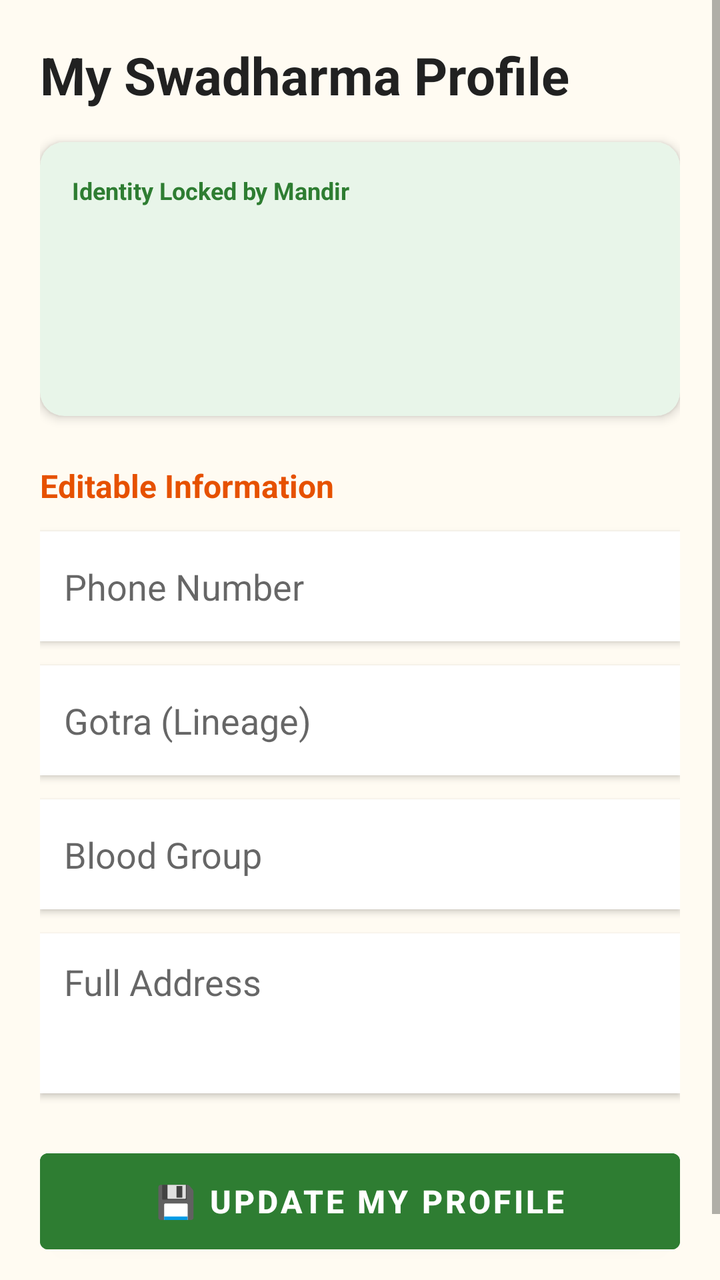
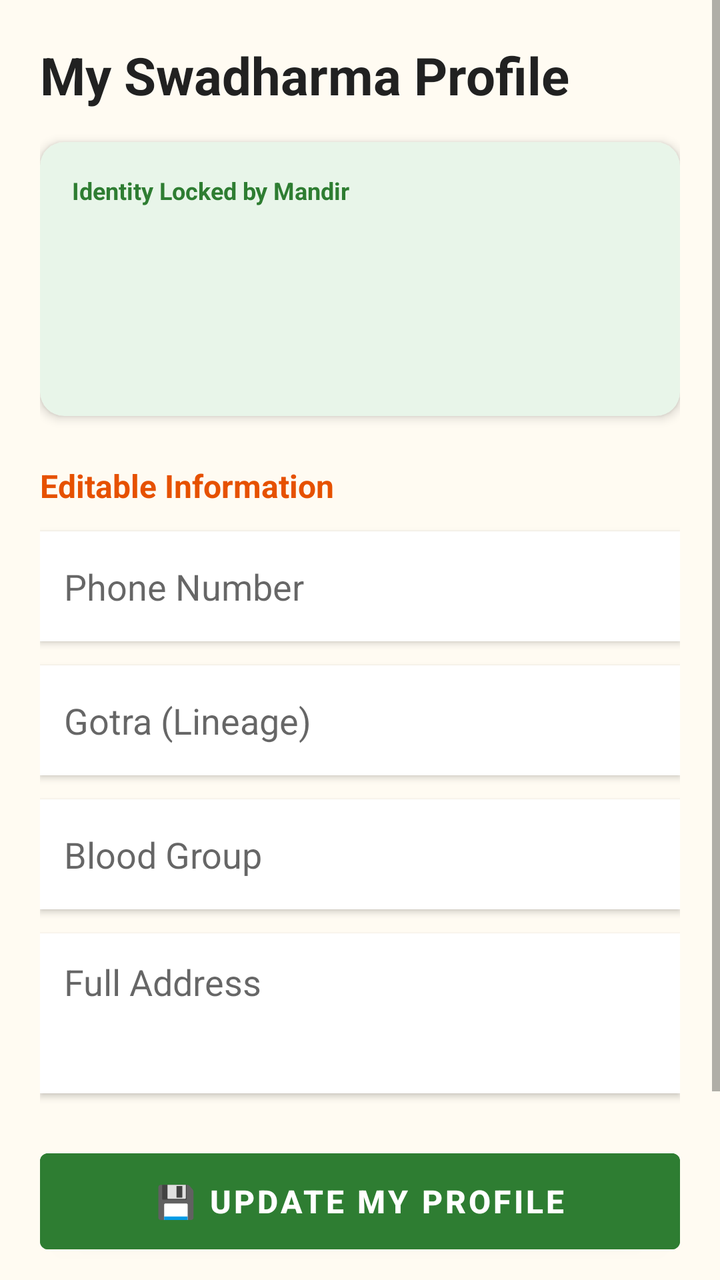

Two renders of the same Android screen: before a commit and after it. Below are the layout's source before the change and the commit's diff.
<!-- AndroidManifest.xml: application theme Theme.MaterialComponents.Light.NoActionBar -->
<!-- res/layout/activity_user_profile.xml -->
<?xml version="1.0" encoding="utf-8"?>
<ScrollView xmlns:android="http://schemas.android.com/apk/res/android"
    xmlns:app="http://schemas.android.com/apk/res-auto"
    android:layout_width="match_parent" android:layout_height="match_parent"
    android:background="#FFFBF2">

    <LinearLayout android:layout_width="match_parent" android:layout_height="wrap_content" android:orientation="vertical" android:padding="20dp">

        <TextView android:layout_width="match_parent" android:layout_height="wrap_content" android:text="My Swadharma Profile" android:textSize="26sp" android:textStyle="bold" android:textColor="#212121" android:layout_marginBottom="16dp"/>

        <com.google.android.material.card.MaterialCardView android:layout_width="match_parent" android:layout_height="wrap_content" app:cardCornerRadius="12dp" app:cardElevation="3dp" android:layout_marginBottom="24dp" app:cardBackgroundColor="#E8F5E9">
            <LinearLayout android:layout_width="match_parent" android:layout_height="wrap_content" android:orientation="vertical" android:padding="16dp">
                <TextView android:layout_width="match_parent" android:layout_height="wrap_content" android:text="Identity Locked by Mandir" android:textSize="12sp" android:textStyle="bold" android:textColor="#2E7D32" android:layout_marginBottom="8dp"/>
                <TextView android:id="@+id/tvMyName" android:layout_width="match_parent" android:layout_height="wrap_content" android:textSize="22sp" android:textStyle="bold" android:textColor="#212121"/>
                <TextView android:id="@+id/tvMyId" android:layout_width="match_parent" android:layout_height="wrap_content" android:textSize="16sp" android:textColor="#1976D2" android:textStyle="bold" android:layout_marginBottom="8dp"/>
                <TextView android:id="@+id/tvMyDonated" android:layout_width="match_parent" android:layout_height="wrap_content" android:textSize="16sp" android:textColor="#2E7D32" android:textStyle="bold"/>
            </LinearLayout>
        </com.google.android.material.card.MaterialCardView>

        <TextView android:layout_width="match_parent" android:layout_height="wrap_content" android:text="Editable Information" android:textSize="16sp" android:textStyle="bold" android:textColor="#E65100" android:layout_marginBottom="12dp"/>

        <EditText android:id="@+id/inputMyPhone" android:layout_width="match_parent" android:layout_height="55dp" android:hint="Phone Number" android:inputType="phone" android:background="#FFFFFF" android:elevation="2dp" android:padding="12dp" android:layout_marginBottom="12dp"/>
        <EditText android:id="@+id/inputMyGotra" android:layout_width="match_parent" android:layout_height="55dp" android:hint="Gotra (Lineage)" android:background="#FFFFFF" android:elevation="2dp" android:padding="12dp" android:layout_marginBottom="12dp"/>
        <EditText android:id="@+id/inputMyBlood" android:layout_width="match_parent" android:layout_height="55dp" android:hint="Blood Group" android:background="#FFFFFF" android:elevation="2dp" android:padding="12dp" android:layout_marginBottom="12dp"/>
        <EditText android:id="@+id/inputMyAddress" android:layout_width="match_parent" android:layout_height="80dp" android:hint="Full Address" android:background="#FFFFFF" android:elevation="2dp" android:padding="12dp" android:gravity="top" android:layout_marginBottom="24dp"/>

        <Button android:id="@+id/btnUpdateProfile" android:layout_width="match_parent" android:layout_height="60dp" android:text="💾 UPDATE MY PROFILE" android:textSize="16sp" android:textStyle="bold" android:backgroundTint="#2E7D32" android:layout_marginBottom="24dp"/>

    </LinearLayout>
</ScrollView>
<!-- resources referenced by this layout -->
<resources>

</resources>

<!-- the commit's change to res/layout/activity_user_profile.xml (unified diff, before → after) -->
@@ -24,7 +24,11 @@
         <EditText android:id="@+id/inputMyBlood" android:layout_width="match_parent" android:layout_height="55dp" android:hint="Blood Group" android:background="#FFFFFF" android:elevation="2dp" android:padding="12dp" android:layout_marginBottom="12dp"/>
         <EditText android:id="@+id/inputMyAddress" android:layout_width="match_parent" android:layout_height="80dp" android:hint="Full Address" android:background="#FFFFFF" android:elevation="2dp" android:padding="12dp" android:gravity="top" android:layout_marginBottom="24dp"/>
 
-        <Button android:id="@+id/btnUpdateProfile" android:layout_width="match_parent" android:layout_height="60dp" android:text="💾 UPDATE MY PROFILE" android:textSize="16sp" android:textStyle="bold" android:backgroundTint="#2E7D32" android:layout_marginBottom="24dp"/>
+        
+        <Button android:id="@+id/btnUpdateProfile" android:layout_width="match_parent" android:layout_height="60dp" android:text="💾 UPDATE MY PROFILE" android:textSize="16sp" android:textStyle="bold" android:backgroundTint="#2E7D32" android:layout_marginBottom="16dp"/>
+
+        
+        <Button android:id="@+id/btnChangePassword" android:layout_width="match_parent" android:layout_height="60dp" android:text="🔐 CHANGE SECURE PASSWORD" android:textSize="16sp" android:textStyle="bold" android:backgroundTint="#E65100" android:layout_marginBottom="24dp"/>
 
     </LinearLayout>
 </ScrollView>
